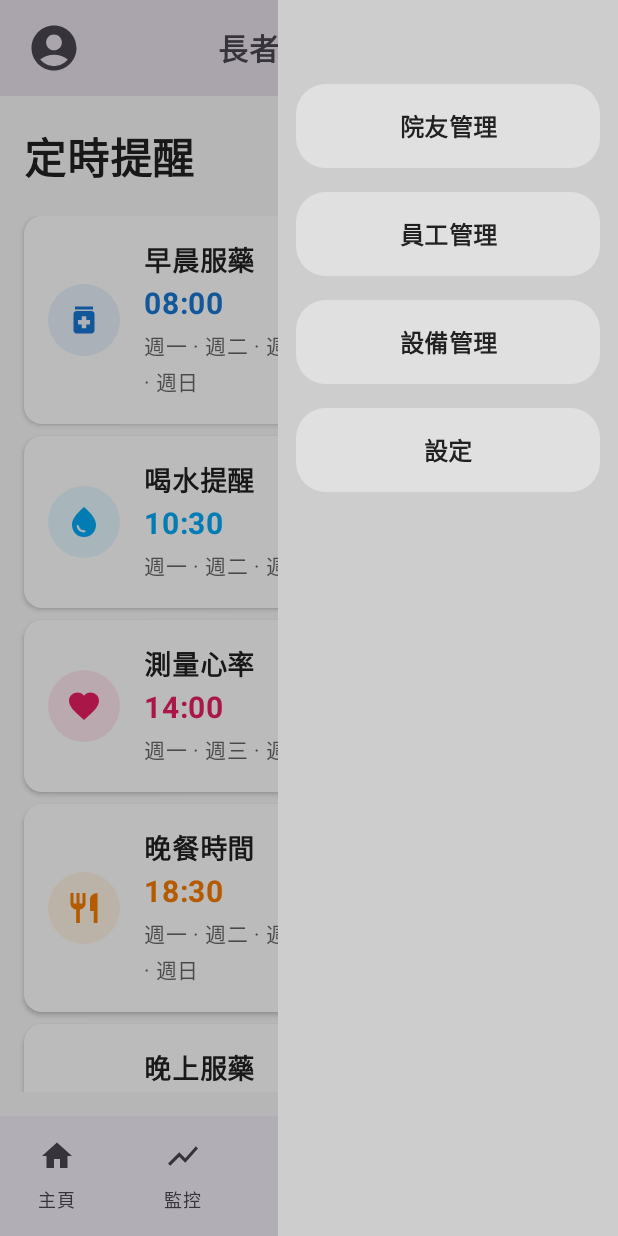
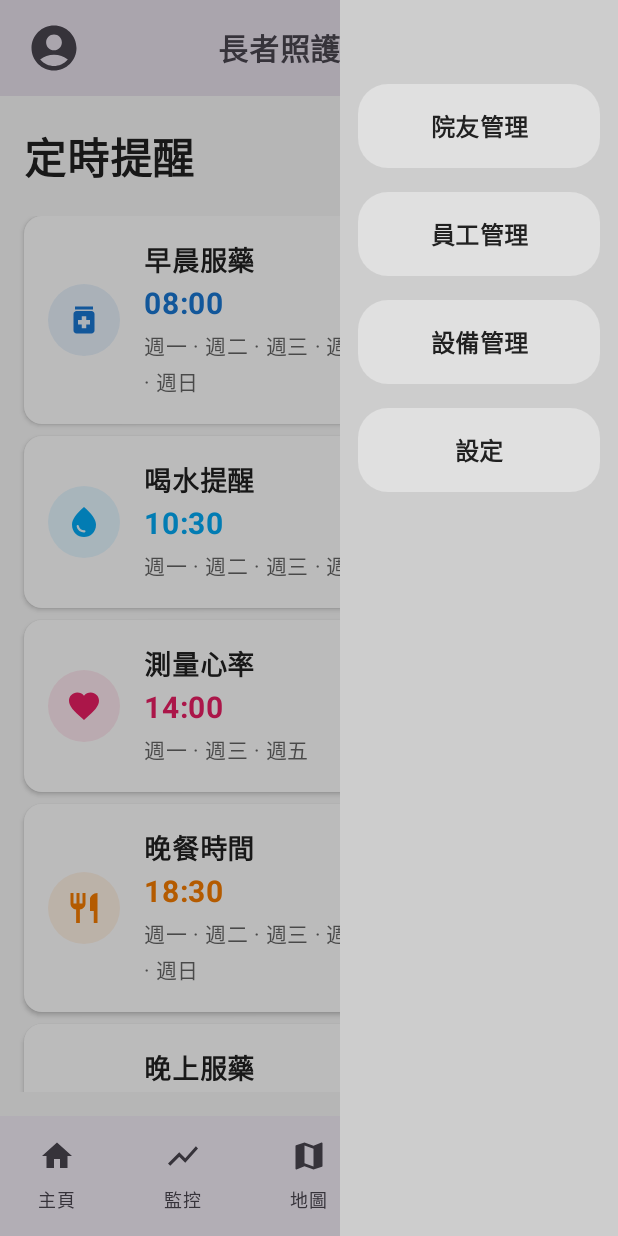
Before and after one commit to sam9407287/SeniorCarePlus, an Android app built with Jetpack Compose: the screen it shows after launch (MainActivity), item 5 of the bottom bar chosen, on a phone screen of 412 x 824 dp. Run offline under Robolectric (Android 15) with nearby library versions, the light colour scheme and no system bars.

Commit message:
Reduce left drawer width to 60% and improve English text display in admin menu

```diff
--- a/app/src/main/java/com/example/myapplication/MainActivity.kt
+++ b/app/src/main/java/com/example/myapplication/MainActivity.kt
@@ -275,13 +275,19 @@ fun MainAppContent() {
     ModalNavigationDrawer(
         drawerState = leftDrawerState,
         drawerContent = {
-            ModalDrawerSheet {
+            ModalDrawerSheet(
+                // 减少宽度从75%到60%，让侧边栏更窄
+                modifier = Modifier.fillMaxWidth(0.60f)
+            ) {
                 Spacer(modifier = Modifier.height(24.dp))
                 Text(
                     if (isChineseLanguage) "長者照護系統" else "SENIOR CARE PLUS",
-                    modifier = Modifier.padding(16.dp).fillMaxWidth(),
-                    style = MaterialTheme.typography.headlineMedium,
-                    textAlign = TextAlign.Center
+                    modifier = Modifier
+                        .padding(16.dp)
+                        .padding(start = 8.dp)  // 添加左边距使文本左对齐
+                        .fillMaxWidth(),
+                    style = MaterialTheme.typography.titleLarge,  // 更改为titleLarge，比headlineMedium小
+                    textAlign = TextAlign.Start  // 修改为左对齐
                 )
                 Spacer(modifier = Modifier.height(24.dp))
 
@@ -493,8 +499,8 @@ fun AdminDrawer(
             modifier = Modifier
                 .align(Alignment.TopEnd)
                 .fillMaxHeight()
-                // 增加寬度以適應英文文本
-                .fillMaxWidth(0.55f)
+                // 減少寬度，從0.55f降至0.45f
+                .fillMaxWidth(0.45f)
                 .background(if (isDarkTheme) MaterialTheme.colorScheme.surface else Color(0xFFCDCDCD))
                 .padding(top = 48.dp, start = 12.dp, end = 12.dp)
                 // 阻止點擊事件傳遞到下層
@@ -512,16 +518,55 @@ fun AdminDrawer(
                         .padding(vertical = 16.dp, horizontal = 12.dp),  // 添加水平內邊距，減少垂直內邊距
                     contentAlignment = Alignment.Center
                 ) {
+                    if (isChineseLanguage) {
+                        // 中文不需要换行
                         Text(
                             text = item.title,
                             style = MaterialTheme.typography.titleMedium,
                             fontWeight = FontWeight.Bold,
                             color = MaterialTheme.colorScheme.onSurface,
-                        textAlign = TextAlign.Center,  // 確保文本居中對齊
-                        maxLines = 2,  // 允許最多兩行文本
-                        // 字體大小根據語言略微調整，英文字體略小以適應更長的文本
-                        fontSize = if (isChineseLanguage) 16.sp else 15.sp
+                            textAlign = TextAlign.Center,
+                            maxLines = 2,
+                            fontSize = 16.sp
                         )
+                    } else {
+                        // 英文需要分行显示
+                        val words = item.title.split(" ")
+                        if (words.size > 1) {
+                            Column(
+                                horizontalAlignment = Alignment.CenterHorizontally
+                            ) {
+                                // 第一行显示单词
+                                Text(
+                                    text = words[0],
+                                    style = MaterialTheme.typography.titleMedium,
+                                    fontWeight = FontWeight.Bold,
+                                    color = MaterialTheme.colorScheme.onSurface,
+                                    textAlign = TextAlign.Center,
+                                    fontSize = 15.sp
+                                )
+                                // 第二行显示剩余的单词
+                                Text(
+                                    text = words.subList(1, words.size).joinToString(" "),
+                                    style = MaterialTheme.typography.titleMedium,
+                                    fontWeight = FontWeight.Bold,
+                                    color = MaterialTheme.colorScheme.onSurface,
+                                    textAlign = TextAlign.Center,
+                                    fontSize = 15.sp
+                                )
+                            }
+                        } else {
+                            // 只有一个单词的情况，如"Settings"
+                            Text(
+                                text = item.title,
+                                style = MaterialTheme.typography.titleMedium,
+                                fontWeight = FontWeight.Bold,
+                                color = MaterialTheme.colorScheme.onSurface,
+                                textAlign = TextAlign.Center,
+                                fontSize = 15.sp
+                            )
+                        }
+                    }
                 }
             }
         }
```
Lines whose indentation alone changed are shown as unchanged.
